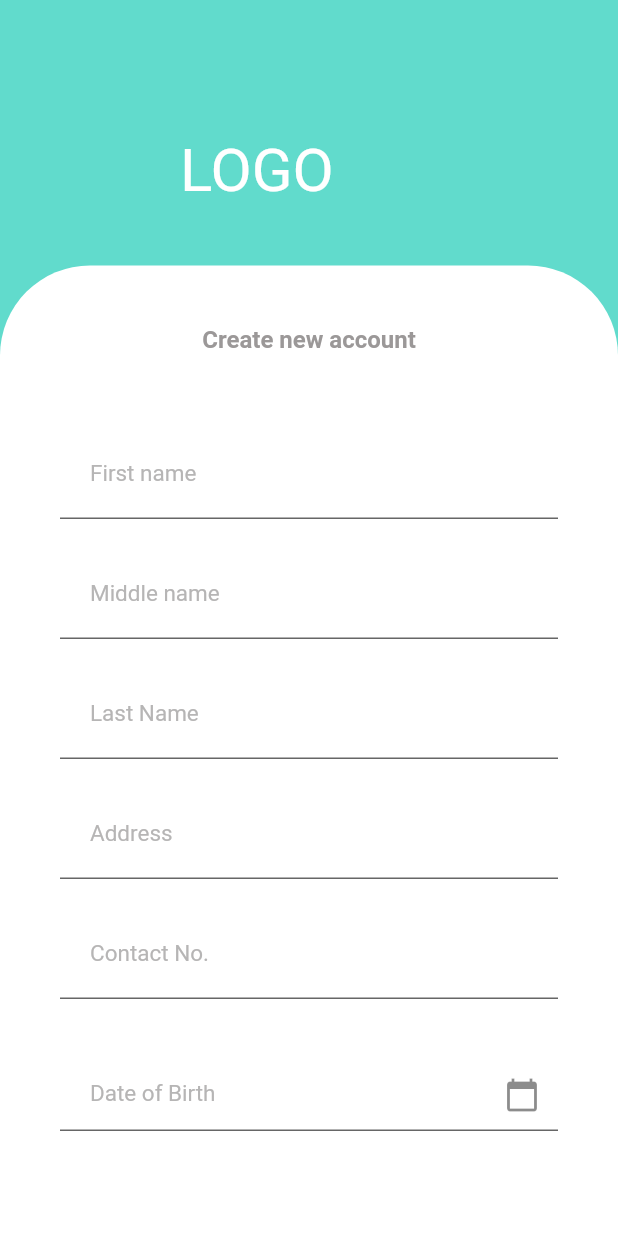
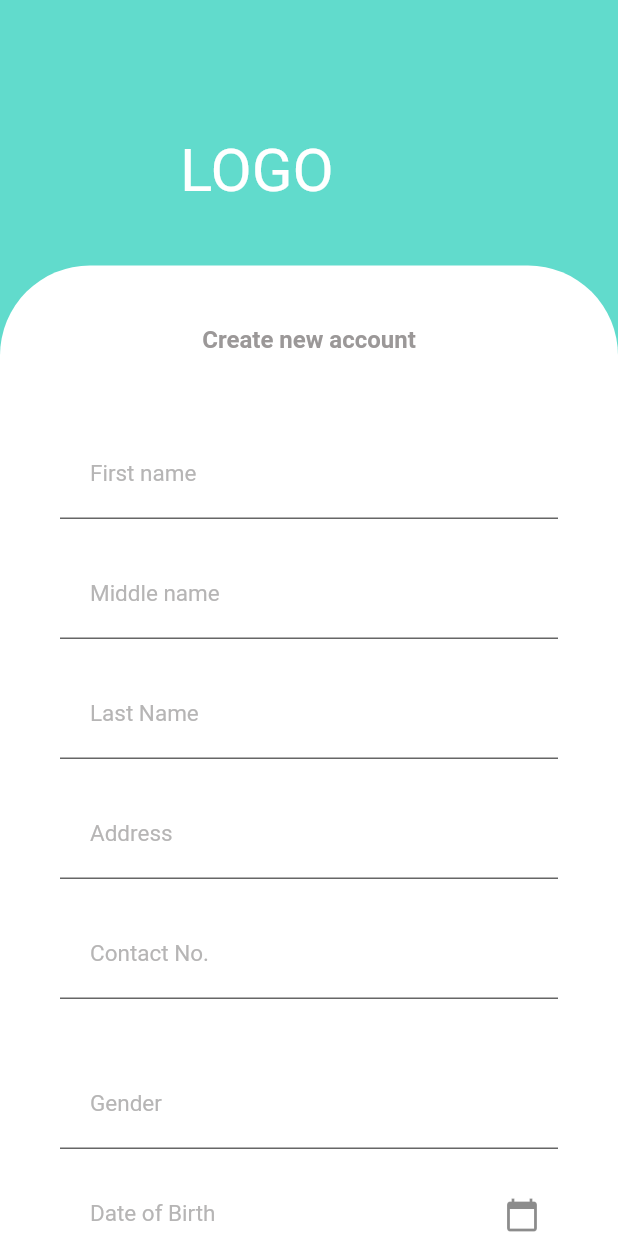
Before and after one commit to Anushastha/EnterpriseProject, a Flutter app: the RegisterWidget screen opened by its route, on a phone screen of 412 x 824 dp. Run offline on Flutter 3.47's test engine with Material 2 defaults, Android fonts, the phone set to English and light mode, and no system bars; drawn by our look-alikes of loading_overlay; our stand-ins replace cloud_firestore, dio, firebase_auth, firebase_core, firebase_database, fluttertoast and 6 more; missing offline and left inert: control_style; accounts and stored records are empty; project files that could hold a hidden picture were left out.

```diff
--- a/enterprise_project/lib/features/rescueTeam/team.dart
+++ b/enterprise_project/lib/features/rescueTeam/team.dart
@@ -22,15 +22,9 @@ class _TeamScreenState extends State<TeamScreen> {
     });
   }
 
-
   Future<void> _getCurrentUser() async {
-<<<<<<< HEAD
     if(FirebaseAuth.instance.currentUser!=null)
     _currentUser = FirebaseAuth.instance.currentUser!;
-=======
-    if (FirebaseAuth.instance.currentUser != null)
-      _currentUser = FirebaseAuth.instance.currentUser!;
->>>>>>> 0076b3d1238a86a7dd63790f3458b99cee64442e
   }
 
   Future<void> _fetchRegisteredUsers() async {
--- a/enterprise_project/lib/features/user/screens/register.dart
+++ b/enterprise_project/lib/features/user/screens/register.dart
@@ -1,22 +1,15 @@
 import 'package:dio/dio.dart';
-import 'package:dob_input_field/dob_input_field.dart';
-import 'package:enterprise_project/custom/button/custom_dropdown.dart';
 import 'package:enterprise_project/custom/theme.dart';
 import 'package:enterprise_project/custom/utils/constants.dart';
-import 'package:enterprise_project/features/user/screens/login.dart';
-import 'package:firebase_auth/firebase_auth.dart';
 import 'package:flutter/gestures.dart';
 import 'package:flutter/material.dart';
 import 'package:fluttertoast/fluttertoast.dart';
 import 'package:intl/intl.dart';
-
 import 'package:loading_overlay/loading_overlay.dart';
-import 'package:provider/provider.dart';
-
 import '../../../custom/button/custom_button.dart';
 import '../../../custom/textfield/custom_dateTime.dart';
 import '../../../custom/textfield/custom_textfield.dart';
-import '../../../model/user_model.dart';
+
 
 class RegisterWidget extends StatefulWidget {
   const RegisterWidget({Key? key}) : super(key: key);
@@ -34,12 +27,11 @@ class _RegisterWidgetState extends State<RegisterWidget> {
   TextEditingController _password = TextEditingController();
   TextEditingController _confirmPassword = TextEditingController();
   TextEditingController _dob = TextEditingController();
+  TextEditingController _gender = TextEditingController();
+  TextEditingController _role = TextEditingController();
 
   bool _isLoading = false;
   final form = GlobalKey<FormState>();
-
-  String? _selectedGender;
-  String? _selectedRole;
 
   @override
   void initState() {
@@ -154,6 +146,16 @@ class _RegisterWidgetState extends State<RegisterWidget> {
                                 SizedBox(
                                   height: 20,
                                 ),
+                                CustomTextField(
+                                  lableText: "Gender",
+                                  controller: _gender,
+                                  validator: (value) {
+                                    if (value == null || value.isEmpty) {
+                                      return "Gender is required";
+                                    }
+                                    return null;
+                                  },
+                                ),
                                 // CustomDropDown(
                                 //     lableText: "Gender",
                                 //     hint: "Select Gender",
@@ -182,7 +184,7 @@ class _RegisterWidgetState extends State<RegisterWidget> {
                                             2000), //DateTime.now() - not to allow to choose before today.
                                         lastDate: DateTime(2028));
                                     DateFormat date = DateFormat(
-                                        "yyyy-MM-dd'T'HH:mm:ss.SSSZ");
+                                        "yyyy-MM-dd");
                                     FocusScope.of(context)
                                         .requestFocus(new FocusNode());
                                     validator:
@@ -195,7 +197,7 @@ class _RegisterWidgetState extends State<RegisterWidget> {
                                     if (pickedDate != null) {
                                       print(pickedDate);
                                       String formattedDate =
-                                          DateFormat('yyyy-MM-ddTHH:mm:ss.SSSZ')
+                                          DateFormat('yyyy-MM-dd')
                                               .format(pickedDate);
                                       print(formattedDate);
                                       setState(() {
@@ -211,9 +213,9 @@ class _RegisterWidgetState extends State<RegisterWidget> {
                                 ),
 
                                 CustomTextField(
-                                  lableText: "Select Role",
+                                  lableText: "Role: User or Rescue",
                                   // hintText: "Rescuer or user",
-                                  controller: _firstName,
+                                  controller: _role,
                                   validator: (value) {
                                     if (value == null || value.isEmpty) {
                                       return "Role is required";
@@ -290,9 +292,9 @@ class _RegisterWidgetState extends State<RegisterWidget> {
                                     "password": _password.text,
                                     "address": _address.text,
                                     "contactNo": _contact.text,
-                                    "gender": _selectedGender.toString(),
+                                    "gender": _gender.text,
                                     "dob": _dob.text,
-                                    "role": _selectedRole.toString(),
+                                    "role": _role.text,
                                   };
                                   final _response = await _dio
                                       .post(Constants.users, data: _data);
```
Also changed, not shown: enterprise_project/lib/features/rescueTeam/addTeam.dart (+36 -77 lines).
